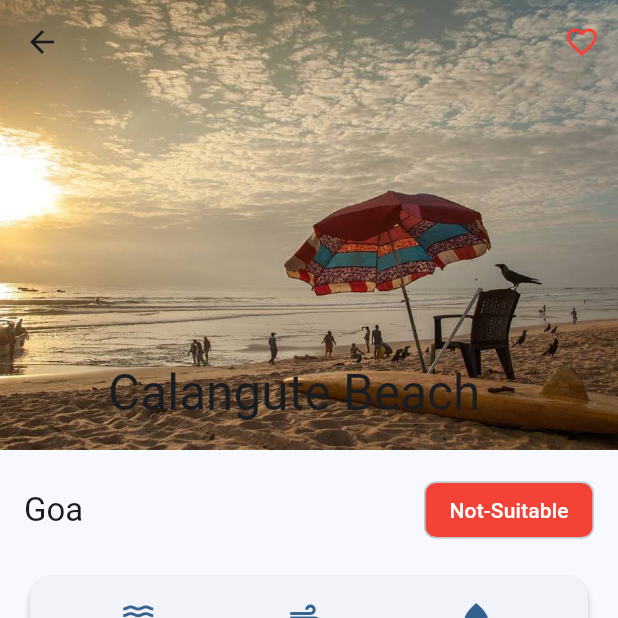
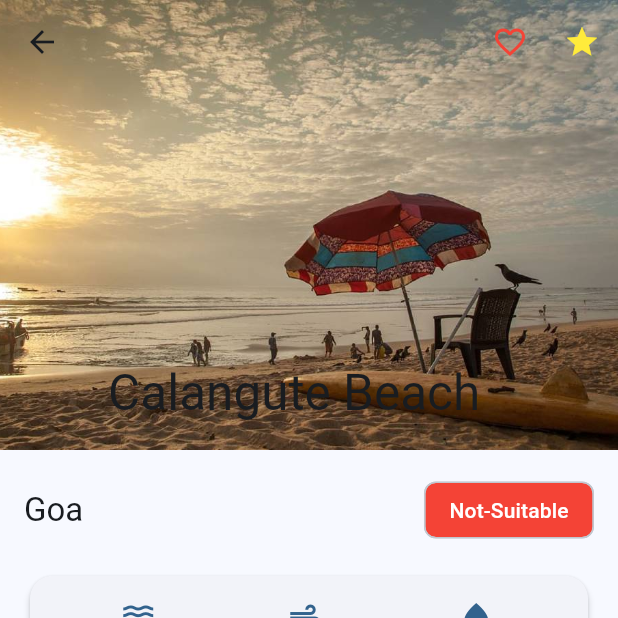
Before and after one commit to surajgujarathi/travel_tourism_app, a Flutter app: the BeachDetailsScreen screen opened directly with sample values from the repository, on a phone screen of 412 x 824 dp, the top half of it. Run offline on Flutter 3.47's test engine with Material 3 defaults, Android fonts, the phone set to English and light mode, and no system bars; our stand-ins replace cloud_firestore, firebase_auth, firebase_core, shared_preferences; missing offline and left inert: dart:ffi; accounts and stored records are empty.

Commit message:
bug fixes

```diff
--- a/lib/Screens/beach_details_screen.dart
+++ b/lib/Screens/beach_details_screen.dart
@@ -125,6 +125,16 @@ class _BeachDetailsScreenState extends State<BeachDetailsScreen> {
                   color: Colors.red,
                 ),
                 onPressed: _toggleFavorite,
+              ),
+              IconButton(
+                icon: Icon(
+                  Icons.star,
+                  color: Colors.yellow,
+                ),
+                onPressed: () {
+                  Navigator.push(context,
+                      MaterialPageRoute(builder: (_) => ProfileScreen()));
+                },
               ),
             ],
           ),
```
Also changed, not shown: lib/Screens/create_screens.dart (+12 -6 lines), lib/Screens/login_screen.dart (+3 -4 lines).
